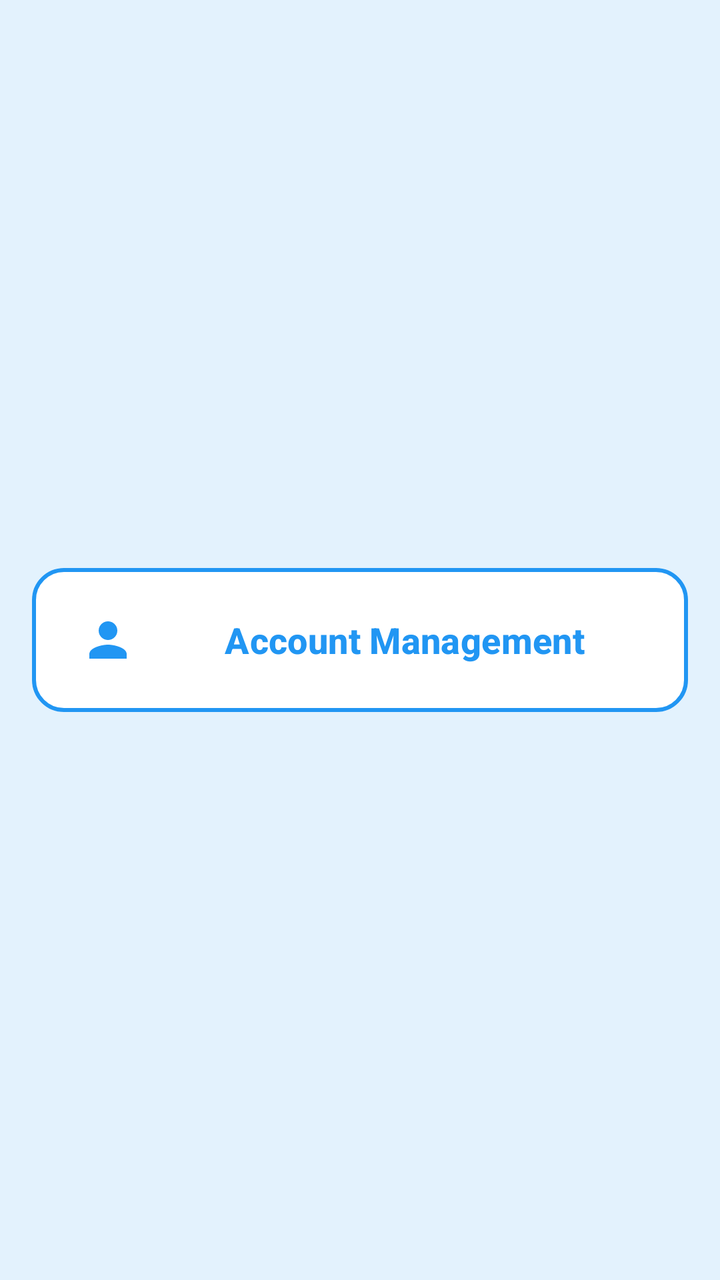
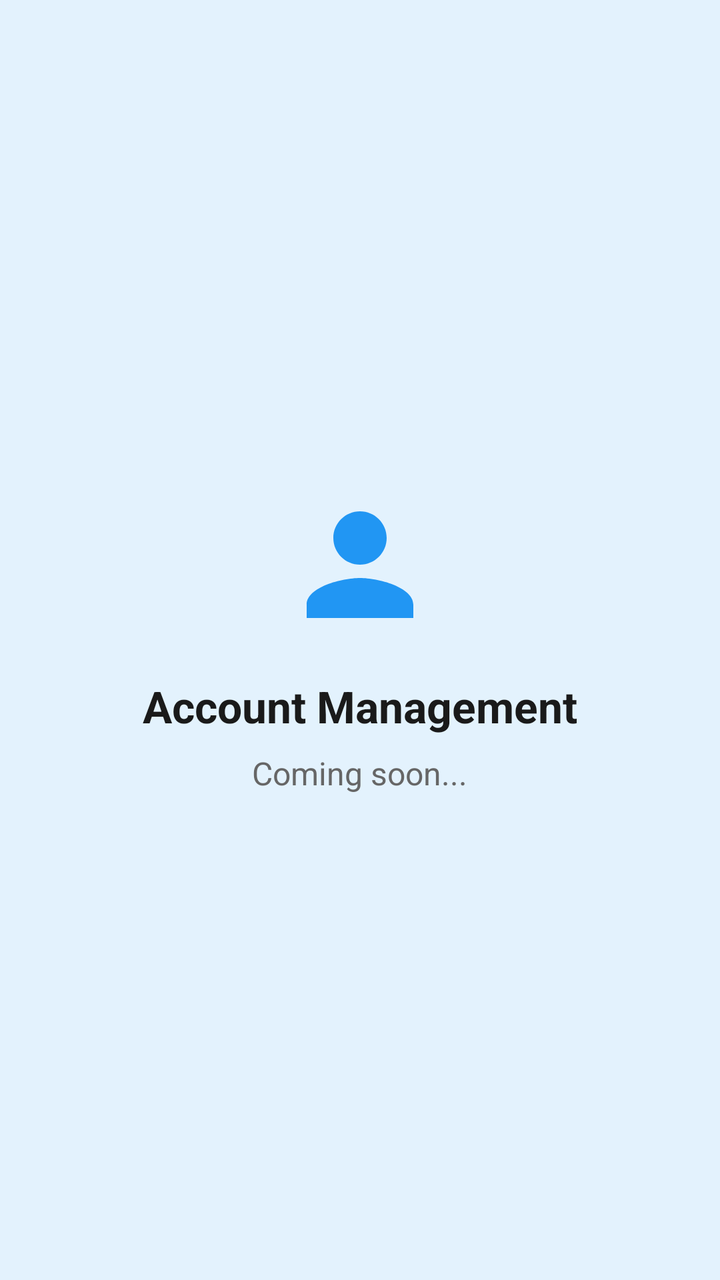

Two renders of the same Android screen: before a commit and after it. Below are the layout's source before the change and the commit's diff.
<!-- AndroidManifest.xml: application theme Theme.MainProj -->
<!-- res/layout/fragment_sub_account_mgmt.xml -->
<?xml version="1.0" encoding="utf-8"?>
<LinearLayout xmlns:android="http://schemas.android.com/apk/res/android"
    xmlns:app="http://schemas.android.com/apk/res-auto"
    android:layout_width="match_parent"
    android:layout_height="match_parent"
    android:orientation="vertical"
    android:gravity="center"
    android:padding="16dp"
    android:background="#E3F2FD">

    <com.google.android.material.button.MaterialButton
        android:id="@+id/btnAccountManagement"
        android:layout_width="match_parent"
        android:layout_height="80dp"
        android:text="Account Management"
        android:textColor="#2196F3"
        android:textSize="18sp"
        android:textStyle="bold"
        android:backgroundTint="#FFFFFF"
        app:icon="@drawable/ic_account"
        app:iconTint="#2196F3"
        app:iconGravity="start"
        app:iconPadding="16dp"
        app:iconSize="28dp"
        app:cornerRadius="16dp"
        app:strokeColor="#2196F3"
        app:strokeWidth="2dp" />

</LinearLayout>
<!-- resources referenced by this layout -->
<resources>
  <!-- drawable ic_account (drawable) -->
  <vector xmlns:android="http://schemas.android.com/apk/res/android"
      android:width="24dp"
      android:height="24dp"
      android:viewportWidth="24"
      android:viewportHeight="24">
      <path
          android:fillColor="#000000"
          android:pathData="M12,12c2.21,0 4,-1.79 4,-4s-1.79,-4 -4,-4S8,5.79 8,8S9.79,12 12,12zM12,14c-2.67,0 -8,1.34 -8,4v2h16v-2C20,15.34 14.67,14 12,14z"/>
  </vector>
  <style name="Theme.MainProj" parent="Theme.Material3.DayNight.NoActionBar">
              <item name="inputStrokeColor">@color/input_stroke_color_light</item>
              <item name="buttonPrimary">@color/button_primary_light</item>
              <item name="textSecondary">@color/text_secondary_light</item>
  
              <item name="buttonGoogleBg">@color/button_google_bg_light</item>
              <item name="buttonGoogleText">@color/button_google_text_light</item>
              <item name="buttonGoogleStroke">@color/button_google_stroke_light</item>
          </style>
  <color name="input_stroke_color_light">#667eea</color>
  <color name="button_primary_light">#667eea</color>
  <color name="text_secondary_light">#666666</color>
  <color name="button_google_bg_light">#FFFFFF</color>
  <color name="button_google_text_light">#333333</color>
  <color name="button_google_stroke_light">#e0e0e0</color>
</resources>

<!-- the commit's change to res/layout/fragment_sub_account_mgmt.xml (unified diff, before → after) -->
@@ -1,6 +1,5 @@
 <?xml version="1.0" encoding="utf-8"?>
 <LinearLayout xmlns:android="http://schemas.android.com/apk/res/android"
-    xmlns:app="http://schemas.android.com/apk/res-auto"
     android:layout_width="match_parent"
     android:layout_height="match_parent"
     android:orientation="vertical"
@@ -8,22 +7,28 @@
     android:padding="16dp"
     android:background="#E3F2FD">
 
-    <com.google.android.material.button.MaterialButton
-        android:id="@+id/btnAccountManagement"
-        android:layout_width="match_parent"
+    <ImageView
+        android:layout_width="80dp"
         android:layout_height="80dp"
+        android:src="@drawable/ic_account"
+        android:tint="#2196F3"
+        android:contentDescription="Account" />
+
+    <TextView
+        android:layout_width="wrap_content"
+        android:layout_height="wrap_content"
         android:text="Account Management"
-        android:textColor="#2196F3"
-        android:textSize="18sp"
+        android:textSize="22sp"
         android:textStyle="bold"
-        android:backgroundTint="#FFFFFF"
-        app:icon="@drawable/ic_account"
-        app:iconTint="#2196F3"
-        app:iconGravity="start"
-        app:iconPadding="16dp"
-        app:iconSize="28dp"
-        app:cornerRadius="16dp"
-        app:strokeColor="#2196F3"
-        app:strokeWidth="2dp" />
+        android:textColor="#1A1A1A"
+        android:layout_marginTop="16dp" />
+
+    <TextView
+        android:layout_width="wrap_content"
+        android:layout_height="wrap_content"
+        android:text="Coming soon..."
+        android:textSize="16sp"
+        android:textColor="#666666"
+        android:layout_marginTop="8dp" />
 
 </LinearLayout>
